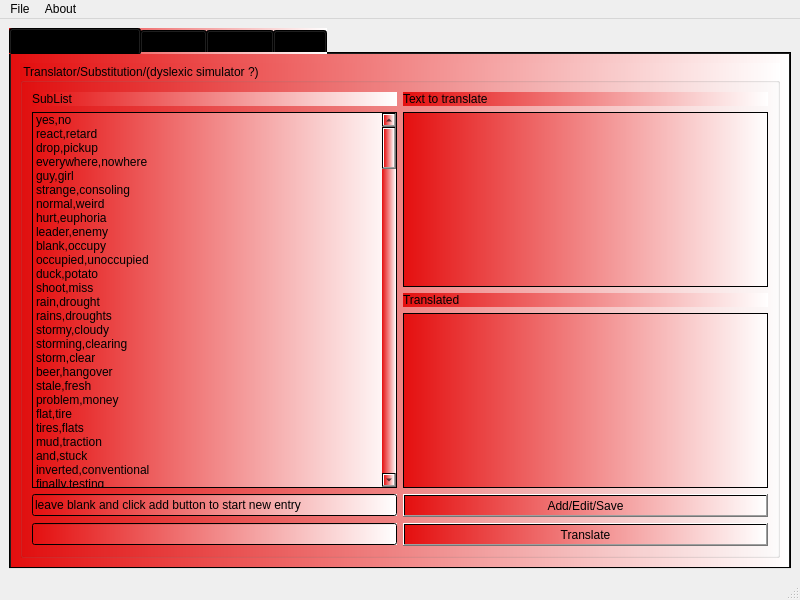
Above: mainwindow.ui from netpipe/RightHand before the change. Below: the same form after it.
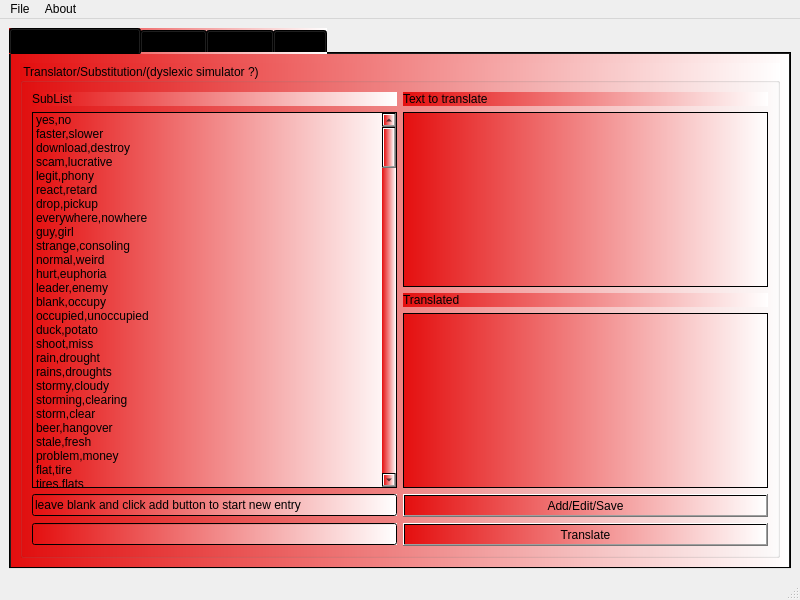
That is the form after the change.

```diff
--- a/mainwindow.ui
+++ b/mainwindow.ui
@@ -51,6 +51,26 @@
                <string>yes,no</string>
               </property>
              </item>
+             <item>
+              <property name="text">
+               <string>faster,slower</string>
+              </property>
+             </item>
+             <item>
+              <property name="text">
+               <string>download,destroy</string>
+              </property>
+             </item>
+             <item>
+              <property name="text">
+               <string>scam,lucrative</string>
+              </property>
+             </item>
+             <item>
+              <property name="text">
+               <string>legit,phony</string>
+              </property>
+             </item>
              <item>
               <property name="text">
                <string>react,retard</string>
```
